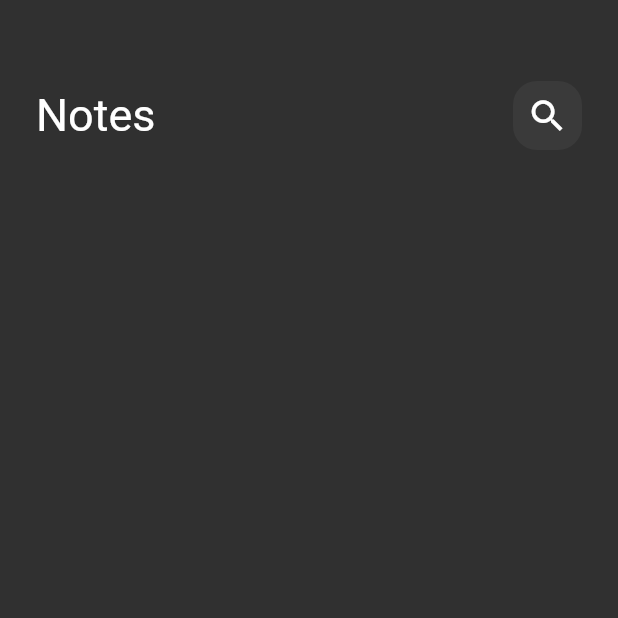
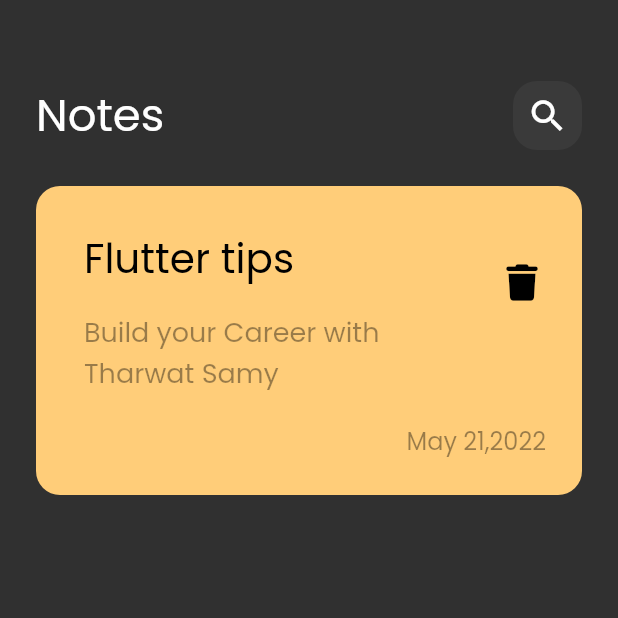
Before and after one commit to YNinja1/note_app, a Flutter app: the screen it shows after launch, on a phone screen of 412 x 824 dp, the top half of it. Run offline on Flutter 3.47's test engine with Material 3 defaults, Android fonts, the phone set to English and light mode, and no system bars; our stand-ins replace font_awesome_flutter.

Commit message:
creating CustomNoteItem

```diff
--- a/lib/main.dart
+++ b/lib/main.dart
@@ -2,17 +2,18 @@ import 'package:flutter/material.dart';
 import 'package:note_app/views/notes_view.dart';
 
 void main() {
-  runApp(const Notes_App());
+  runApp(const NotesApp());
 }
-class Notes_App extends StatelessWidget {
-  const Notes_App({super.key});
+class NotesApp extends StatelessWidget {
+  const NotesApp({super.key});
 
   @override
   Widget build(BuildContext context) {
     return MaterialApp(
       theme: ThemeData(
       useMaterial3: false ,
-        brightness: Brightness.dark
+        brightness: Brightness.dark,
+        fontFamily: 'Poppins',
       ),
       home: const NotesView(),
     );
--- a/lib/views/notes_view.dart
+++ b/lib/views/notes_view.dart
@@ -1,6 +1,6 @@
 import 'package:flutter/material.dart';
+import 'package:note_app/widgets/notes_view_body.dart';
 
-import 'widgets/notes_view_body.dart';
 
 class NotesView extends StatelessWidget {
   const NotesView({super.key});
@@ -8,7 +8,6 @@ class NotesView extends StatelessWidget {
   @override
   Widget build(BuildContext context) {
     return const Scaffold(
-
       body: NotesViewBody(),
     );
   }
--- a/lib/views/widgets/notes_view_body.dart
+++ /dev/null
@@ -1,20 +0,0 @@
-import 'package:flutter/material.dart';
-import 'package:note_app/views/widgets/custom_app_bar.dart';
-
-class NotesViewBody extends StatelessWidget {
-  const NotesViewBody({super.key});
-
-  @override
-  Widget build(BuildContext context) {
-    return const Padding(
-      padding:  EdgeInsets.all(24),
-      child:  Column(
-        children: [
-          SizedBox(height: 30,
-          ),
-          CustomAppBar(),
-        ],
-      ),
-    ) ;
-  }
-}
--- a/lib/views/widgets/custom_app_bar.dart
+++ b/lib/widgets/custom_app_bar.dart
@@ -1,5 +1,5 @@
 import 'package:flutter/material.dart';
-import 'package:note_app/views/widgets/custom_search_icon.dart';
+import 'package:note_app/widgets/custom_search_icon.dart';
 
 class CustomAppBar extends StatelessWidget {
   const CustomAppBar({super.key});
--- /dev/null
+++ b/lib/widgets/note_item.dart
@@ -0,0 +1,52 @@
+import 'package:flutter/material.dart';
+import 'package:font_awesome_flutter/font_awesome_flutter.dart';
+
+class NoteItem extends StatelessWidget {
+  const NoteItem({super.key});
+
+  @override
+  Widget build(BuildContext context) {
+    return Container(
+      padding: const EdgeInsets.only(bottom: 24, top: 24, left: 16),
+      decoration: BoxDecoration(
+        color: const Color(0xffFFCD79),
+        borderRadius: BorderRadius.circular(16),
+      ),
+      child: Column(
+        crossAxisAlignment: CrossAxisAlignment.end,
+        children: [
+          ListTile(
+            title: const Text(
+              'Flutter tips',
+              style: TextStyle(color: Colors.black, fontSize: 27),
+            ),
+            subtitle: Padding(
+              padding: const EdgeInsets.only(top: 16, bottom: 16),
+              child: Text(
+                'Build your Career with Tharwat Samy',
+                style: TextStyle(
+                    color: Colors.black.withOpacity(.4), fontSize: 18),
+              ),
+            ),
+            trailing: IconButton(
+              onPressed: () {},
+              icon: const Icon(
+                FontAwesomeIcons.trash,
+                color: Colors.black,
+                size: 24,
+              ),
+            ),
+          ),
+          Padding(
+            padding: const EdgeInsets.only(right: 24),
+            child: Text(
+              'May 21,2022',
+              style:
+              TextStyle(fontSize: 16, color: Colors.black.withOpacity(.4)),
+            ),
+          )
+        ],
+      ),
+    );
+  }
+}
--- /dev/null
+++ b/lib/widgets/notes_view_body.dart
@@ -0,0 +1,26 @@
+import 'package:flutter/material.dart';
+import 'package:note_app/widgets/custom_app_bar.dart';
+import 'package:note_app/widgets/note_item.dart';
+
+class NotesViewBody extends StatelessWidget {
+  const NotesViewBody({super.key});
+
+  @override
+  Widget build(BuildContext context) {
+    return const Padding(
+      padding: EdgeInsets.all(24),
+      child: Column(
+        children: [
+          SizedBox(
+            height: 30,
+          ),
+          CustomAppBar(),
+          SizedBox(
+            height: 24,
+          ),
+          NoteItem()
+        ],
+      ),
+    );
+  }
+}
```
Also changed, not shown: pubspec.yaml (+7 -11 lines), assets/fonts/Poppins-Regular.ttf (added), lib/widgets/custom_search_icon.dart (renamed from lib/views/widgets/custom_search_icon.dart), pubspec.lock.
